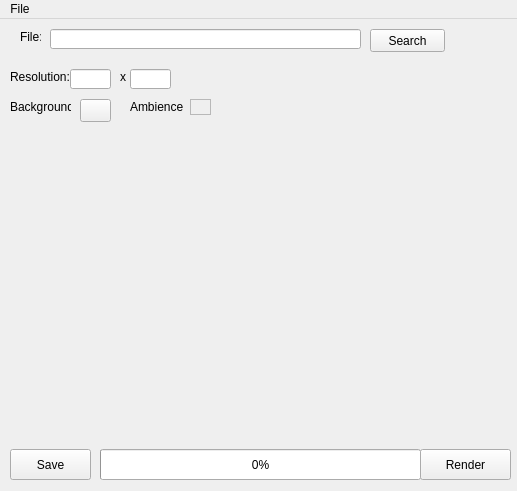
Qt form Gui.ui (cpetry/raytracer) before a commit.
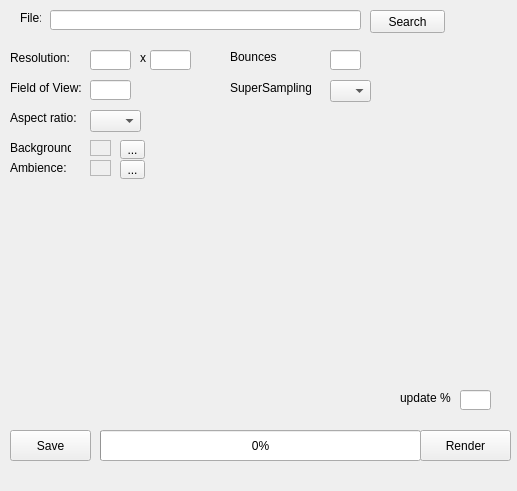
The same form after that commit.

Commit message: added several things: SuperSampling, Time, Color chooser, Aspect ratio, ProgressBar, RenderThread, etc.

What changed in the file:
```diff
--- a/Gui.ui
+++ b/Gui.ui
@@ -13,6 +13,12 @@
   <property name="windowTitle">
    <string>MainWindow</string>
   </property>
+  <property name="autoFillBackground">
+   <bool>true</bool>
+  </property>
+  <property name="styleSheet">
+   <string notr="true"/>
+  </property>
   <widget class="QWidget" name="centralwidget">
    <widget class="QPushButton" name="buttonRender">
     <property name="geometry">
@@ -98,7 +104,7 @@
    <widget class="QLineEdit" name="lineEditResX">
     <property name="geometry">
      <rect>
-      <x>70</x>
+      <x>90</x>
       <y>50</y>
       <width>41</width>
       <height>20</height>
@@ -118,7 +124,7 @@
    <widget class="QLineEdit" name="lineEditResY">
     <property name="geometry">
      <rect>
-      <x>130</x>
+      <x>150</x>
       <y>50</y>
       <width>41</width>
       <height>20</height>
@@ -128,7 +134,7 @@
    <widget class="QLabel" name="label_3">
     <property name="geometry">
      <rect>
-      <x>120</x>
+      <x>140</x>
       <y>50</y>
       <width>16</width>
       <height>16</height>
@@ -142,7 +148,7 @@
     <property name="geometry">
      <rect>
       <x>10</x>
-      <y>80</y>
+      <y>140</y>
       <width>61</width>
       <height>16</height>
      </rect>
@@ -154,21 +160,21 @@
    <widget class="QLabel" name="label_5">
     <property name="geometry">
      <rect>
-      <x>130</x>
-      <y>80</y>
+      <x>10</x>
+      <y>160</y>
       <width>61</width>
       <height>16</height>
      </rect>
     </property>
     <property name="text">
-     <string>Ambience</string>
+     <string>Ambience:</string>
     </property>
    </widget>
    <widget class="QFrame" name="frameAmbience">
     <property name="geometry">
      <rect>
-      <x>190</x>
-      <y>80</y>
+      <x>90</x>
+      <y>160</y>
       <width>21</width>
       <height>16</height>
      </rect>
@@ -180,51 +186,179 @@
      <enum>QFrame::StyledPanel</enum>
     </property>
     <property name="frameShadow">
-     <enum>QFrame::Raised</enum>
+     <enum>QFrame::Plain</enum>
     </property>
+    <property name="lineWidth">
+     <number>3</number>
+    </property>
    </widget>
-   <widget class="QPushButton" name="chooseBackground">
+   <widget class="QLineEdit" name="lineEditBounces">
     <property name="geometry">
      <rect>
-      <x>80</x>
-      <y>80</y>
+      <x>330</x>
+      <y>50</y>
       <width>31</width>
-      <height>23</height>
+      <height>20</height>
      </rect>
     </property>
+   </widget>
+   <widget class="QLabel" name="label_6">
+    <property name="geometry">
+     <rect>
+      <x>230</x>
+      <y>50</y>
+      <width>46</width>
+      <height>13</height>
+     </rect>
+    </property>
+    <property name="text">
+     <string>Bounces</string>
+    </property>
+   </widget>
+   <widget class="QLabel" name="label_7">
+    <property name="geometry">
+     <rect>
+      <x>400</x>
+      <y>390</y>
+      <width>51</width>
+      <height>16</height>
+     </rect>
+    </property>
+    <property name="text">
+     <string>update %</string>
+    </property>
+   </widget>
+   <widget class="QLineEdit" name="lineEditUpdatePercentage">
+    <property name="geometry">
+     <rect>
+      <x>460</x>
+      <y>390</y>
+      <width>31</width>
+      <height>20</height>
+     </rect>
+    </property>
+   </widget>
+   <widget class="QToolButton" name="buttonBackground">
+    <property name="geometry">
+     <rect>
+      <x>120</x>
+      <y>140</y>
+      <width>25</width>
+      <height>19</height>
+     </rect>
+    </property>
+    <property name="text">
+     <string>...</string>
+    </property>
+   </widget>
+   <widget class="QFrame" name="frameBackground">
+    <property name="geometry">
+     <rect>
+      <x>90</x>
+      <y>140</y>
+      <width>21</width>
+      <height>16</height>
+     </rect>
+    </property>
     <property name="autoFillBackground">
-     <bool>false</bool>
+     <bool>true</bool>
     </property>
+    <property name="frameShape">
+     <enum>QFrame::StyledPanel</enum>
+    </property>
+    <property name="frameShadow">
+     <enum>QFrame::Plain</enum>
+    </property>
+    <property name="lineWidth">
+     <number>3</number>
+    </property>
+   </widget>
+   <widget class="QToolButton" name="buttonAmbience">
+    <property name="geometry">
+     <rect>
+      <x>120</x>
+      <y>160</y>
+      <width>25</width>
+      <height>19</height>
+     </rect>
+    </property>
     <property name="text">
-     <string/>
+     <string>...</string>
     </property>
-    <property name="autoDefault">
-     <bool>false</bool>
+   </widget>
+   <widget class="QLabel" name="label_8">
+    <property name="geometry">
+     <rect>
+      <x>10</x>
+      <y>80</y>
+      <width>71</width>
+      <height>16</height>
+     </rect>
     </property>
-    <property name="default">
-     <bool>false</bool>
+    <property name="text">
+     <string>Field of View:</string>
     </property>
-    <property name="flat">
-     <bool>false</bool>
+   </widget>
+   <widget class="QLineEdit" name="lineEditFOV">
+    <property name="geometry">
+     <rect>
+      <x>90</x>
+      <y>80</y>
+      <width>41</width>
+      <height>20</height>
+     </rect>
     </property>
    </widget>
-  </widget>
-  <widget class="QMenuBar" name="menubar">
-   <property name="geometry">
-    <rect>
-     <x>0</x>
-     <y>0</y>
-     <width>517</width>
-     <height>21</height>
-    </rect>
-   </property>
-   <widget class="QMenu" name="menuFile">
-    <property name="title">
-     <string>File</string>
+   <widget class="QComboBox" name="comboBoxSuperSampling">
+    <property name="geometry">
+     <rect>
+      <x>330</x>
+      <y>80</y>
+      <width>41</width>
+      <height>22</height>
+     </rect>
     </property>
     <addaction name="actionOpen"/>
    </widget>
-   <addaction name="menuFile"/>
+   <widget class="QLabel" name="label_9">
+    <property name="geometry">
+     <rect>
+      <x>230</x>
+      <y>80</y>
+      <width>81</width>
+      <height>16</height>
+     </rect>
+    </property>
+    <property name="text">
+     <string>SuperSampling</string>
+    </property>
+   </widget>
+   <widget class="QLabel" name="label_10">
+    <property name="geometry">
+     <rect>
+      <x>10</x>
+      <y>110</y>
+      <width>71</width>
+      <height>16</height>
+     </rect>
+    </property>
+    <property name="text">
+     <string>Aspect ratio:</string>
+    </property>
+   </widget>
+   <widget class="QComboBox" name="comboBoxAspect">
+    <property name="geometry">
+     <rect>
+      <x>90</x>
+      <y>110</y>
+      <width>51</width>
+      <height>22</height>
+     </rect>
+    </property>
+    <property name="modelColumn">
+     <number>0</number>
+    </property>
+   </widget>
   </widget>
   <action name="actionOpen">
    <property name="text">
```
Left out of the diff: 9 changed lines with no effect on the pictures. The commit also changes 12 other files.
